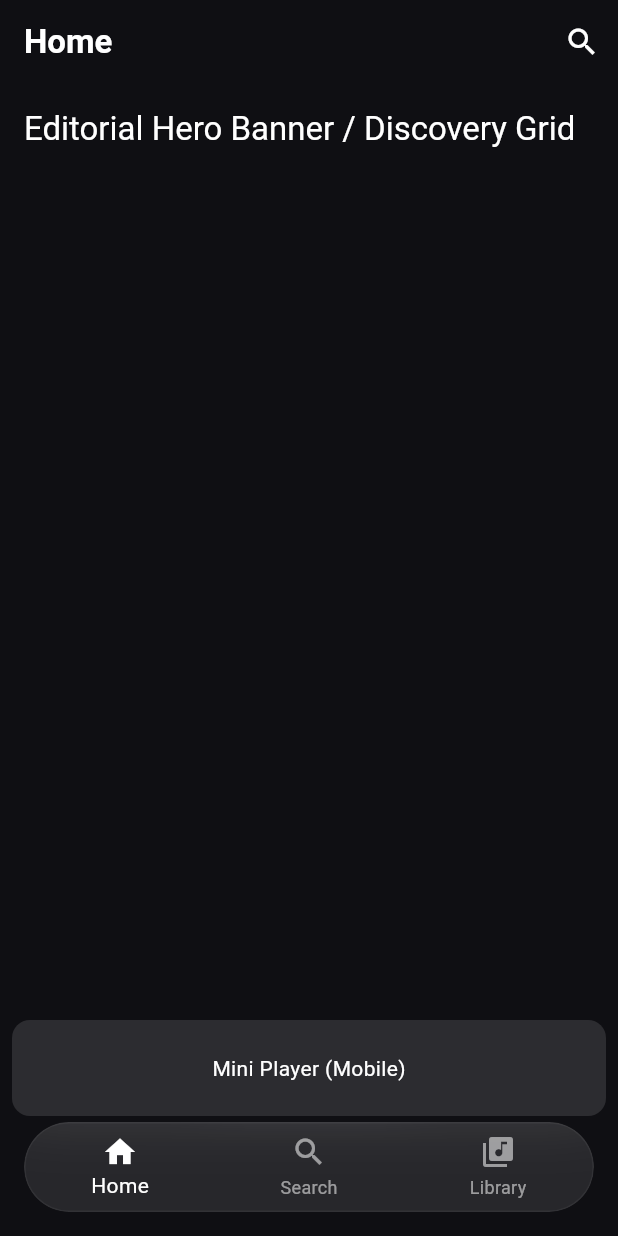
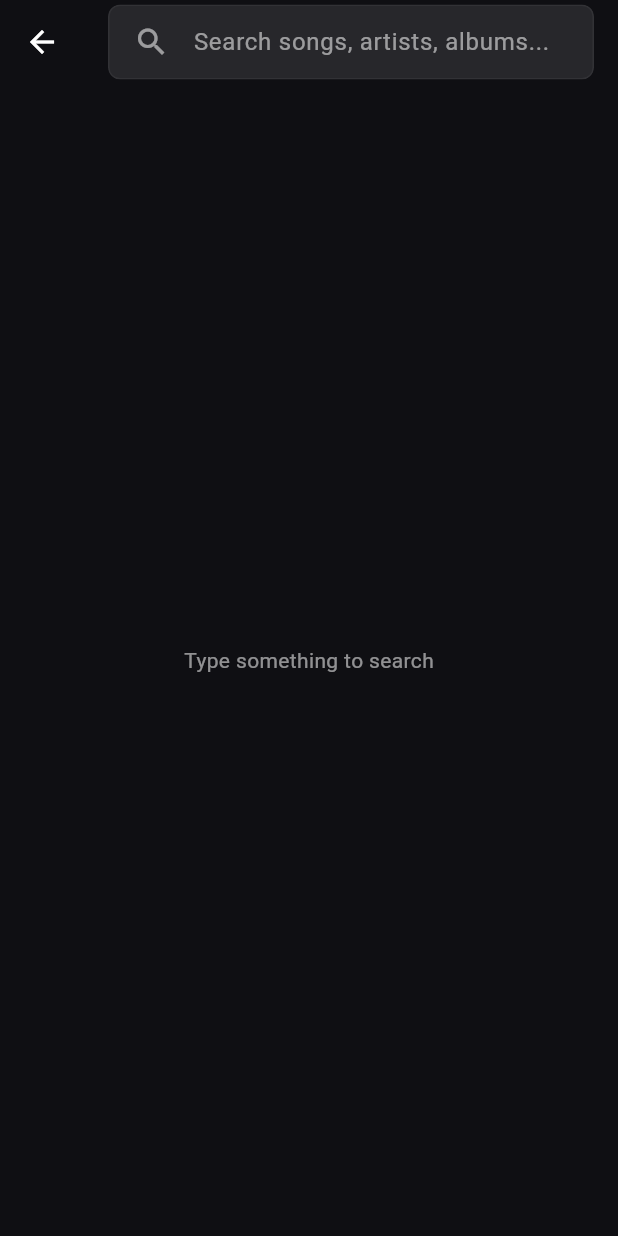
Before and after one commit to bilalshansdy04/shrimp-music-frontend, a Flutter app: the screen it shows after launch, after a tap on the "search" icon, on a phone screen of 412 x 824 dp. Run offline on Flutter 3.47's test engine with Material 3 defaults, Android fonts, the phone set to English and light mode, and no system bars; our stand-ins replace dio, flutter_riverpod, hive_flutter; missing offline and left inert: media_kit; accounts and stored records are empty.

Commit message:
feat(ui): build search screen with real-time backend data

```diff
--- a/lib/screens/home_screen.dart
+++ b/lib/screens/home_screen.dart
@@ -1,4 +1,5 @@
 import 'package:flutter/material.dart';
+import 'search_screen.dart';
 
 class HomeScreen extends StatelessWidget {
   const HomeScreen({Key? key}) : super(key: key);
@@ -14,7 +15,10 @@ class HomeScreen extends StatelessWidget {
             IconButton(
               icon: const Icon(Icons.search),
               onPressed: () {
-                // TODO: Open Search Overlay
+                Navigator.push(
+                  context,
+                  MaterialPageRoute(builder: (context) => const SearchScreen()),
+                );
               },
             ),
           ],
--- /dev/null
+++ b/lib/screens/search_screen.dart
@@ -0,0 +1,104 @@
+import 'package:flutter/material.dart';
+import 'package:flutter_riverpod/flutter_riverpod.dart';
+import '../providers/search_provider.dart';
+import '../theme/glassmorphism.dart';
+import 'dart:async';
+
+class SearchScreen extends ConsumerStatefulWidget {
+  const SearchScreen({Key? key}) : super(key: key);
+
+  @override
+  ConsumerState<SearchScreen> createState() => _SearchScreenState();
+}
+
+class _SearchScreenState extends ConsumerState<SearchScreen> {
+  final TextEditingController _controller = TextEditingController();
+  Timer? _debounce;
+
+  @override
+  void dispose() {
+    _controller.dispose();
+    _debounce?.cancel();
+    super.dispose();
+  }
+
+  void _onSearchChanged(String query) {
+    if (_debounce?.isActive ?? false) _debounce!.cancel();
+    _debounce = Timer(const Duration(milliseconds: 500), () {
+      ref.read(searchQueryProvider.notifier).state = query;
+    });
+  }
+
+  @override
+  Widget build(BuildContext context) {
+    final searchResults = ref.watch(searchResultsProvider);
+
+    return Scaffold(
+      appBar: AppBar(
+        title: GlassContainer(
+          borderRadius: BorderRadius.circular(8.0),
+          padding: const EdgeInsets.symmetric(horizontal: 16.0),
+          child: TextField(
+            controller: _controller,
+            onChanged: _onSearchChanged,
+            style: const TextStyle(color: Colors.white),
+            decoration: const InputDecoration(
+              hintText: 'Search songs, artists, albums...',
+              hintStyle: TextStyle(color: Colors.white54),
+              border: InputBorder.none,
+              icon: Icon(Icons.search, color: Colors.white54),
+            ),
+          ),
+        ),
+      ),
+      body: searchResults.when(
+        data: (songs) {
+          if (songs.isEmpty && _controller.text.isEmpty) {
+            return const Center(
+              child: Text("Type something to search", style: TextStyle(color: Colors.white54)),
+            );
+          }
+          if (songs.isEmpty) {
+            return const Center(
+              child: Text("No results found.", style: TextStyle(color: Colors.white54)),
+            );
+          }
+          return ListView.builder(
+            padding: const EdgeInsets.all(16.0),
+            itemCount: songs.length,
+            itemBuilder: (context, index) {
+              final song = songs[index];
+              return ListTile(
+                leading: ClipRRect(
+                  borderRadius: BorderRadius.circular(8.0),
+                  child: Image.network(
+                    song.thumbnail,
+                    width: 50,
+                    height: 50,
+                    fit: BoxFit.cover,
+                    errorBuilder: (_, __, ___) => Container(
+                      width: 50,
+                      height: 50,
+                      color: Colors.white10,
+                      child: const Icon(Icons.music_note, color: Colors.white54),
+                    ),
+                  ),
+                ),
+                title: Text(song.title, style: const TextStyle(color: Colors.white, fontWeight: FontWeight.bold)),
+                subtitle: Text(song.artist, style: const TextStyle(color: Colors.white54)),
+                trailing: IconButton(
+                  icon: const Icon(Icons.play_circle_fill, color: Colors.white),
+                  onPressed: () {
+                    // TODO: Play song logic here
+                  },
+                ),
+              );
+            },
+          );
+        },
+        loading: () => const Center(child: CircularProgressIndicator(color: Colors.white)),
+        error: (err, stack) => Center(child: Text('Error: $err', style: const TextStyle(color: Colors.redAccent))),
+      ),
+    );
+  }
+}
```
